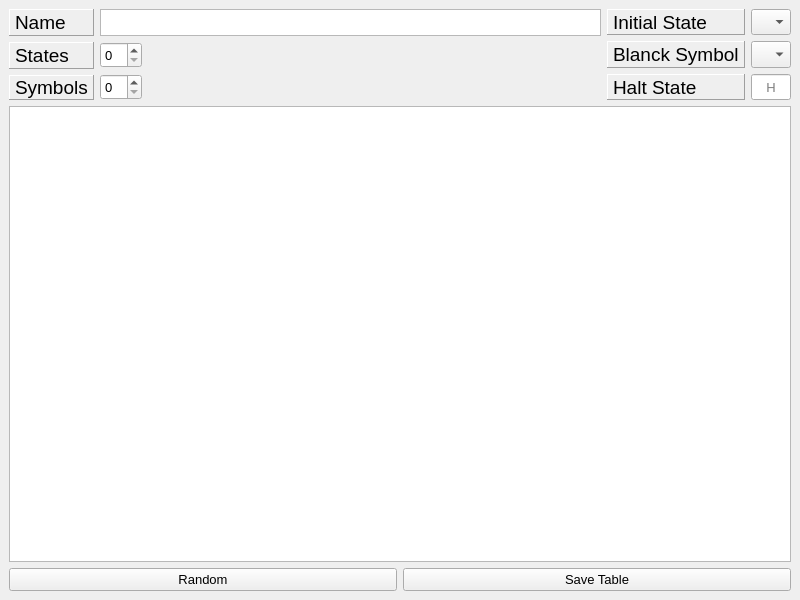
This is Qt/TuringsMachineSimulator/randommachines.ui in fabioalves98/TuringsMachineGenerator as Qt 5 draws it before an edit. The edited form follows.
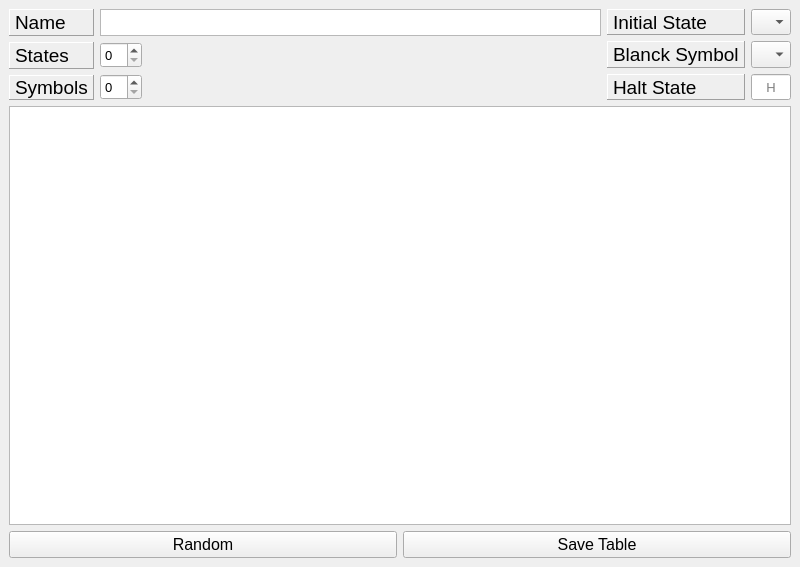
This is the edited form.

```diff
--- a/Qt/TuringsMachineSimulator/randommachines.ui
+++ b/Qt/TuringsMachineSimulator/randommachines.ui
@@ -7,7 +7,7 @@
     <x>0</x>
     <y>0</y>
     <width>800</width>
-    <height>600</height>
+    <height>567</height>
    </rect>
   </property>
   <property name="windowTitle">
@@ -402,7 +402,7 @@
        <widget class="QPushButton" name="randBut">
         <property name="font">
          <font>
-          <pointsize>10</pointsize>
+          <pointsize>12</pointsize>
          </font>
         </property>
         <property name="text">
@@ -414,7 +414,7 @@
        <widget class="QPushButton" name="saveBut">
         <property name="font">
          <font>
-          <pointsize>10</pointsize>
+          <pointsize>12</pointsize>
          </font>
         </property>
         <property name="text">
```
